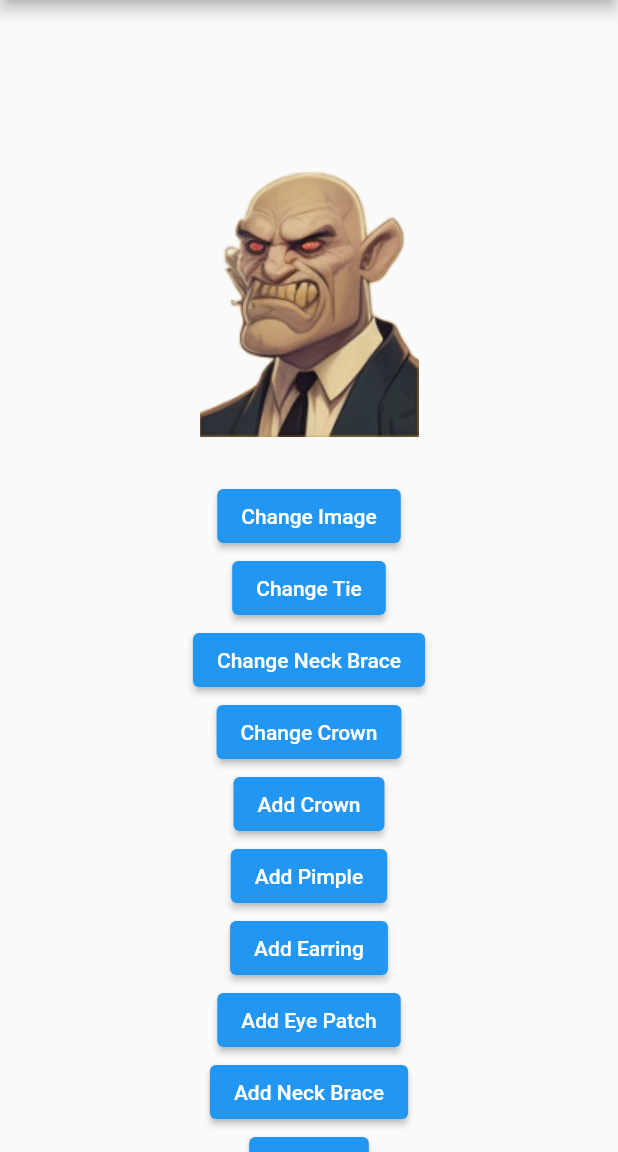
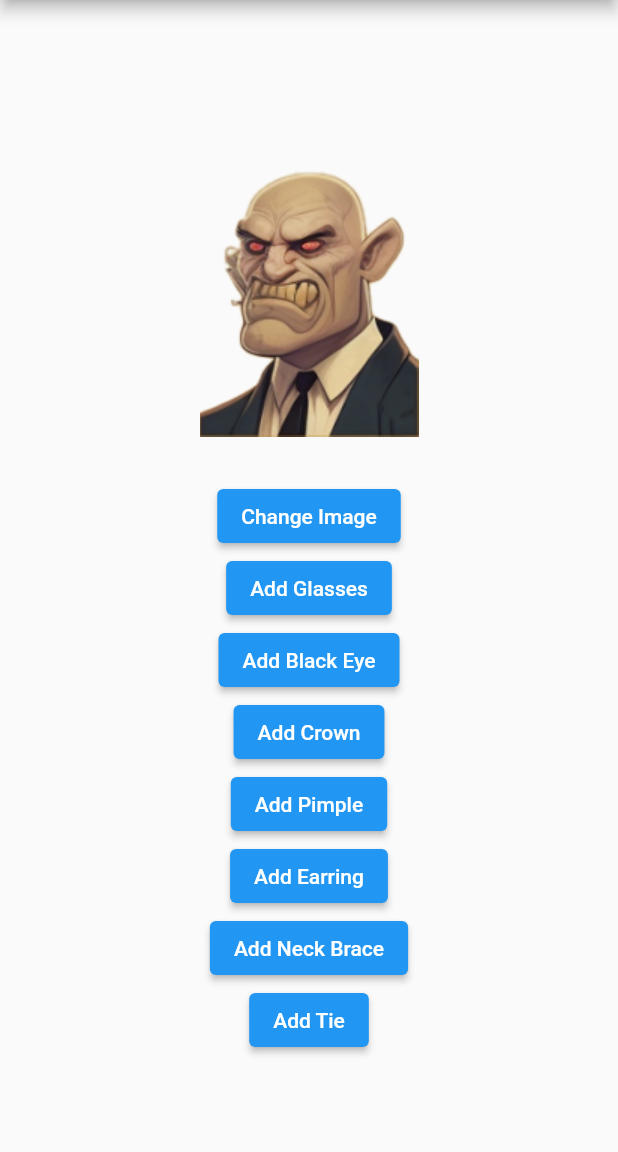
Before and after one commit to IvettB/Avatars, a Flutter app: the screen it shows after launch, on a phone screen of 412 x 824 dp, the part 84-1236 px from its top. Run offline on Flutter 3.47's test engine with Material 2 defaults, Android fonts, the light colour scheme and no system bars.

Commit message:
just button updates.

```diff
--- a/lib/main.dart
+++ b/lib/main.dart
@@ -333,29 +333,29 @@ class _MyAppState extends State<MyApp> {
                 onPressed: changeImage,
                 child: Text('Change Image'),
               ),
-              ElevatedButton(
+              /*ElevatedButton(
                 onPressed: changeTie,
                 child: Text('Change Tie'),
               ),
               ElevatedButton(
                 onPressed: changeNeckBrace,
                 child: Text('Change Neck Brace'),
-              ),
+              ),*/
               /*ElevatedButton(
                 onPressed: changeGlasses,
                 child: Text('Change Glasses'),
               ),*/
               /*ElevatedButton(
                   onPressed: changeNeckBrace, child: Text('Change Neck Brace')),*/
-              ElevatedButton(
+              /*ElevatedButton(
                 onPressed: changeCrowns,
                 child: Text('Change Crown'),
-              ),
+              ),*/
               /*ElevatedButton(
                 onPressed: changePimples,
                 child: Text('Change Pimple'),
               ),*/
-              /*ElevatedButton(
+              ElevatedButton(
                 onPressed: toggleGlasses,
                 child:
                     Text(areGlassesVisible ? 'Remove Glasses' : 'Add Glasses'),
@@ -364,7 +364,7 @@ class _MyAppState extends State<MyApp> {
                 onPressed: toggleBlackEye,
                 child: Text(
                     isBlackEyeVisible ? 'Remove Black Eye' : 'Add Black Eye'),
-              ),*/
+              ),
               ElevatedButton(
                 onPressed: toggleCrowns,
                 child: Text(isCrownVisible ? 'Remove Crown' : 'Add Crown'),
@@ -378,11 +378,11 @@ class _MyAppState extends State<MyApp> {
                 child:
                     Text(isEarringVisible ? 'Remove Earring' : 'Add Earring'),
               ),
-              ElevatedButton(
+              /*ElevatedButton(
                 onPressed: toggleEyePatches,
                 child: Text(
                     isEyePatchVisible ? 'Remove Eye Patch' : 'Add Eye Patch'),
-              ),
+              ),*/
               ElevatedButton(
                 onPressed: toggleNeckBrace,
                 child: Text(isNeckBraceVisible
```
